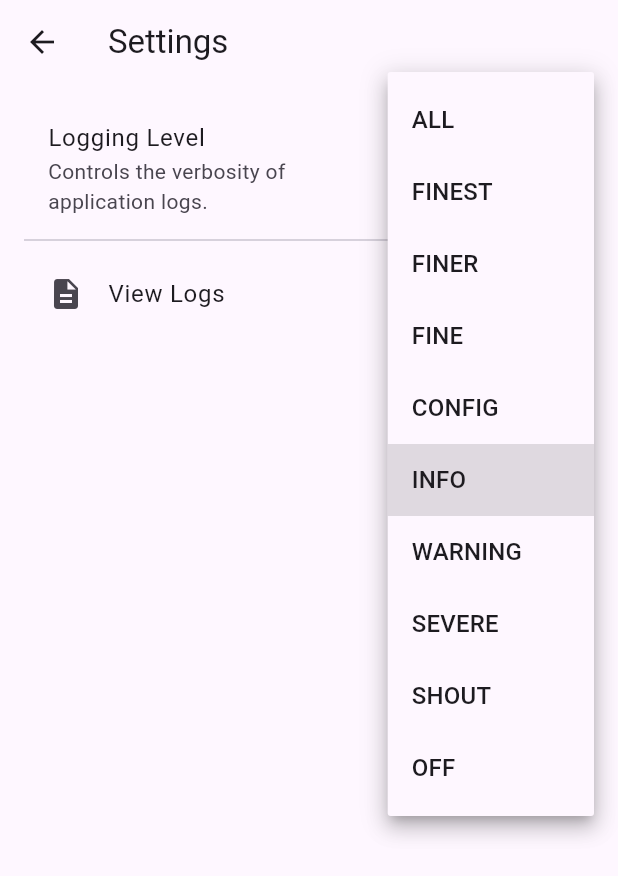
After one commit to michelle-avery/rad-cross-platform, a Flutter app: the SettingsScreen screen opened directly, after a tap on "INFO", on a phone screen of 412 x 824 dp. The commit adds this screen. Shown: the top 876 px of the screen. Run offline on Flutter 3.47's test engine with Material 3 defaults, Android fonts, the phone set to English and light mode, and no system bars; our stand-ins replace device_info_plus, flutter_secure_storage, flutter_svg, shared_preferences, webview_flutter; missing offline and left inert: flutter_inappwebview; accounts and stored records are empty.

Commit message:
Add settings screen and configurable log levels

```diff
--- a/lib/main.dart
+++ b/lib/main.dart
@@ -11,6 +11,7 @@ import 'dart:developer' as developer;
 import 'package:logging/logging.dart';
 import 'package:path_provider/path_provider.dart';
 import 'package:path/path.dart' as p;
+import 'package:shared_preferences/shared_preferences.dart';
 import 'logging/in_memory_log_handler.dart';
 import 'logging/file_log_handler.dart';
 
@@ -98,10 +99,9 @@ void main(List<String> args) async {
     SystemChrome.setEnabledSystemUIMode(SystemUiMode.immersiveSticky);
   }
 
-  final isDebug = kDebugMode;
-  await _setupLogging(isDebug);
+  await _setupLogging();
 
-  Logger('main').info("Running in ${isDebug ? 'debug' : 'release'} mode.");
+  Logger('main').info("Build mode: ${kDebugMode ? 'debug' : 'release'}.");
 
   runApp(
     MultiProvider(
@@ -136,8 +136,46 @@ class MyApp extends StatelessWidget {
   }
 }
 
-Future<void> _setupLogging(bool isDebug) async {
-  Logger.root.level = isDebug ? Level.ALL : Level.INFO;
+Future<void> _setupLogging() async {
+  const Map<String, Level> logLevelsMap = {
+    'ALL': Level.ALL,
+    'FINEST': Level.FINEST,
+    'FINER': Level.FINER,
+    'FINE': Level.FINE,
+    'CONFIG': Level.CONFIG,
+    'INFO': Level.INFO,
+    'WARNING': Level.WARNING,
+    'SEVERE': Level.SEVERE,
+    'SHOUT': Level.SHOUT,
+    'OFF': Level.OFF,
+  };
+  const String logLevelPrefKey = 'logLevel';
+  Level configuredLevel = Level.INFO; // Default level
+
+  try {
+    final prefs = await SharedPreferences.getInstance();
+    final String? savedLevelName = prefs.getString(logLevelPrefKey);
+
+    if (savedLevelName != null) {
+      configuredLevel =
+          logLevelsMap[savedLevelName.toUpperCase()] ?? Level.INFO;
+      if (logLevelsMap[savedLevelName.toUpperCase()] == null) {
+        Logger('main').warning(
+            'Invalid log level "$savedLevelName" in preferences, defaulting to INFO.');
+      }
+    } else {
+      Logger('main').info('No log level preference found, defaulting to INFO.');
+    }
+  } catch (e, s) {
+    Logger('main').severe(
+        'Error reading log level preference, defaulting to INFO.', e, s);
+    configuredLevel = Level.INFO;
+  }
+
+  Logger.root.level = configuredLevel;
+  Logger('main')
+      .info('Logger initialized with level: ${Logger.root.level.name}');
+
   if (Platform.isLinux) {
     try {
       final Directory appSupportDir = await getApplicationSupportDirectory();
@@ -145,10 +183,11 @@ Future<void> _setupLogging(bool isDebug) async {
           p.join(appSupportDir.path, 'logs', 'radcxp.log');
       fileLogHandler = FileLogHandler(logFilePath);
       await fileLogHandler!.initialize();
+      Logger('main').info(
+          "Linux platform detected. File logging initialized to: $logFilePath");
 
-      Logger.root.onRecord.listen((record) {
+      void linuxLogListener(LogRecord record) {
         fileLogHandler?.handleRecord(record);
-        if (isDebug) {
         developer.log(
           record.message,
           time: record.time,
@@ -158,9 +197,8 @@ Future<void> _setupLogging(bool isDebug) async {
           stackTrace: record.stackTrace,
         );
       }
-      });
-      Logger('main').info(
-          "Linux platform detected. File logging initialized to: $logFilePath");
+
+      Logger.root.onRecord.listen(linuxLogListener);
 
       ProcessSignal.sigint.watch().listen((signal) async {
         Logger('main').info('Received SIGINT, closing log file...');
@@ -174,7 +212,9 @@ Future<void> _setupLogging(bool isDebug) async {
       });
     } catch (e, stackTrace) {
       Logger('main').severe(
-          '!!! Failed to initialize Linux file logging.', e, stackTrace);
+          '!!! Failed to initialize Linux file logging. Using fallback console logging.',
+          e,
+          stackTrace);
       Logger.root.onRecord.listen((record) {
         developer.log(
           record.message,
@@ -185,8 +225,6 @@ Future<void> _setupLogging(bool isDebug) async {
           stackTrace: record.stackTrace,
         );
       });
-      Logger('main').warning(
-          "Linux file logging failed. Using fallback console logging.");
     }
   } else if (Platform.isAndroid) {
     Logger.root.onRecord.listen((record) {
--- /dev/null
+++ b/lib/screens/settings_screen.dart
@@ -0,0 +1,141 @@
+import 'dart:io';
+import 'package:flutter/material.dart';
+import 'package:logging/logging.dart';
+import 'package:shared_preferences/shared_preferences.dart';
+import 'log_viewer_screen.dart';
+
+final _log = Logger('SettingsScreen');
+const String _logLevelPrefKey = 'logLevel';
+
+class SettingsScreen extends StatefulWidget {
+  const SettingsScreen({super.key});
+
+  @override
+  State<SettingsScreen> createState() => _SettingsScreenState();
+}
+
+class _SettingsScreenState extends State<SettingsScreen> {
+  Level _selectedLevel = Level.INFO;
+  bool _isLoading = true;
+
+  final List<Level> _logLevels = [
+    Level.ALL,
+    Level.FINEST,
+    Level.FINER,
+    Level.FINE,
+    Level.CONFIG,
+    Level.INFO,
+    Level.WARNING,
+    Level.SEVERE,
+    Level.SHOUT,
+    Level.OFF,
+  ];
+
+  @override
+  void initState() {
+    super.initState();
+    _loadLogLevelPreference();
+  }
+
+  Future<void> _loadLogLevelPreference() async {
+    setState(() {
+      _isLoading = true;
+    });
+    try {
+      final prefs = await SharedPreferences.getInstance();
+      final savedLevelName = prefs.getString(_logLevelPrefKey);
+      if (savedLevelName != null) {
+        final foundLevel = _logLevels.firstWhere(
+          (level) => level.name == savedLevelName,
+          orElse: () {
+            _log.warning(
+                'Saved log level "$savedLevelName" not found in options, defaulting to INFO.');
+            return Level.INFO;
+          },
+        );
+        _selectedLevel = foundLevel;
+        Logger.root.level = _selectedLevel;
+        _log.info('Loaded log level preference: ${_selectedLevel.name}');
+      } else {
+        _log.info(
+            'No log level preference found, using default: ${_selectedLevel.name}');
+        Logger.root.level = _selectedLevel;
+      }
+    } catch (e, s) {
+      _log.severe('Error loading log level preference: $e', e, s);
+      Logger.root.level = _selectedLevel;
+    } finally {
+      if (mounted) {
+        setState(() {
+          _isLoading = false;
+        });
+      }
+    }
+  }
+
+  Future<void> _updateLogLevelPreference(Level newLevel) async {
+    if (_selectedLevel == newLevel) return;
+
+    setState(() {
+      _selectedLevel = newLevel;
+    });
+
+    Logger.root.level = newLevel;
+    _log.info('Log level updated live to: ${newLevel.name}');
+
+    try {
+      final prefs = await SharedPreferences.getInstance();
+      await prefs.setString(_logLevelPrefKey, newLevel.name);
+      _log.info('Saved log level preference: ${newLevel.name}');
+    } catch (e, s) {
+      _log.severe('Error saving log level preference: $e', e, s);
+    }
+  }
+
+  @override
+  Widget build(BuildContext context) {
+    return Scaffold(
+      appBar: AppBar(
+        title: const Text('Settings'),
+      ),
+      body: _isLoading
+          ? const Center(child: CircularProgressIndicator())
+          : ListView(
+              padding: const EdgeInsets.all(16.0),
+              children: <Widget>[
+                ListTile(
+                  title: const Text('Logging Level'),
+                  subtitle:
+                      const Text('Controls the verbosity of application logs.'),
+                  trailing: DropdownButton<Level>(
+                    value: _selectedLevel,
+                    onChanged: (Level? newValue) {
+                      if (newValue != null) {
+                        _updateLogLevelPreference(newValue);
+                      }
+                    },
+                    items:
+                        _logLevels.map<DropdownMenuItem<Level>>((Level level) {
+                      return DropdownMenuItem<Level>(
+                        value: level,
+                        child: Text(level.name),
+                      );
+                    }).toList(),
+                  ),
+                ),
+                const Divider(),
+                if (Platform.isAndroid)
+                  ListTile(
+                    title: const Text('View Logs'),
+                    leading: const Icon(Icons.description),
+                    onTap: () {
+                      Navigator.of(context).push(MaterialPageRoute(
+                        builder: (context) => const LogViewerScreen(),
+                      ));
+                    },
+                  ),
+              ],
+            ),
+    );
+  }
+}
--- a/lib/widgets/android_webview_widget.dart
+++ b/lib/widgets/android_webview_widget.dart
@@ -6,6 +6,7 @@ import 'package:flutter/material.dart';
 import 'package:flutter_inappwebview/flutter_inappwebview.dart';
 import 'package:logging/logging.dart';
 import 'package:radcxp/screens/log_viewer_screen.dart';
+import 'package:radcxp/screens/settings_screen.dart';
 import 'package:radcxp/services/websocket_service.dart';
 
 final _log = Logger('AndroidWebViewWidget');
@@ -123,7 +124,7 @@ class _AndroidWebViewWidgetState extends State<AndroidWebViewWidget> {
               _log.info('JavaScript handler "threeFingerTapHandler" called!');
               if (mounted) {
                 Navigator.of(context).push(MaterialPageRoute(
-                  builder: (context) => const LogViewerScreen(),
+                  builder: (context) => const SettingsScreen(),
                 ));
               } else {
                 _log.warning(
```
Also changed, not shown: lib/screens/app_shell.dart (+2 -9 lines). Lines whose indentation alone changed are shown as unchanged.
